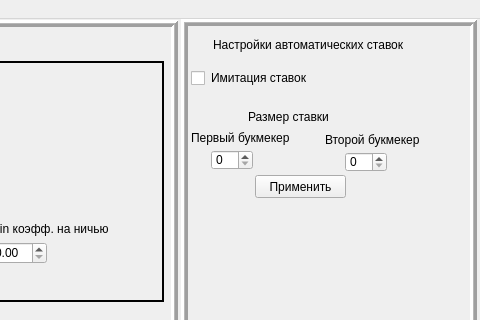
Above: Client UI/components/templates/client_app_template.ui from HiddenJang/Xperiment2 before the change; both pictures show x 383 to 863 and y 0 to 320 of the 863 by 603 pixel window. Below: the same form after it.
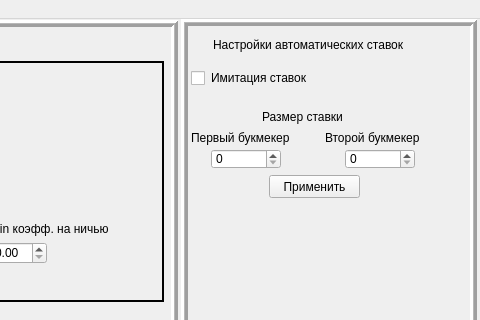
That is the form after the change.

Patch:
```diff
--- a/Client UI/components/templates/client_app_template.ui
+++ b/Client UI/components/templates/client_app_template.ui
@@ -710,7 +710,7 @@
     <widget class="QPushButton" name="pushButton_enableBetSet">
      <property name="geometry">
       <rect>
-       <x>74</x>
+       <x>88</x>
        <y>156</y>
        <width>91</width>
        <height>23</height>
@@ -724,7 +724,7 @@
      <property name="geometry">
       <rect>
        <x>144</x>
-       <y>113</y>
+       <y>111</y>
        <width>131</width>
        <height>16</height>
       </rect>
@@ -737,11 +737,14 @@
      <property name="geometry">
       <rect>
        <x>164</x>
-       <y>133</y>
-       <width>42</width>
+       <y>130</y>
+       <width>70</width>
        <height>20</height>
       </rect>
      </property>
+     <property name="maximum">
+      <number>99999</number>
+     </property>
     </widget>
     <widget class="QPushButton" name="pushButton_closeBrowsers">
      <property name="geometry">
@@ -762,7 +765,7 @@
     <widget class="QLabel" name="label_betSize">
      <property name="geometry">
       <rect>
-       <x>67</x>
+       <x>81</x>
        <y>90</y>
        <width>101</width>
        <height>16</height>
@@ -789,11 +792,17 @@
      <property name="geometry">
       <rect>
        <x>30</x>
-       <y>131</y>
-       <width>42</width>
+       <y>130</y>
+       <width>70</width>
        <height>20</height>
       </rect>
      </property>
+     <property name="maximum">
+      <number>99999</number>
+     </property>
+     <property name="displayIntegerBase">
+      <number>10</number>
+     </property>
     </widget>
    </widget>
   </widget>
```
